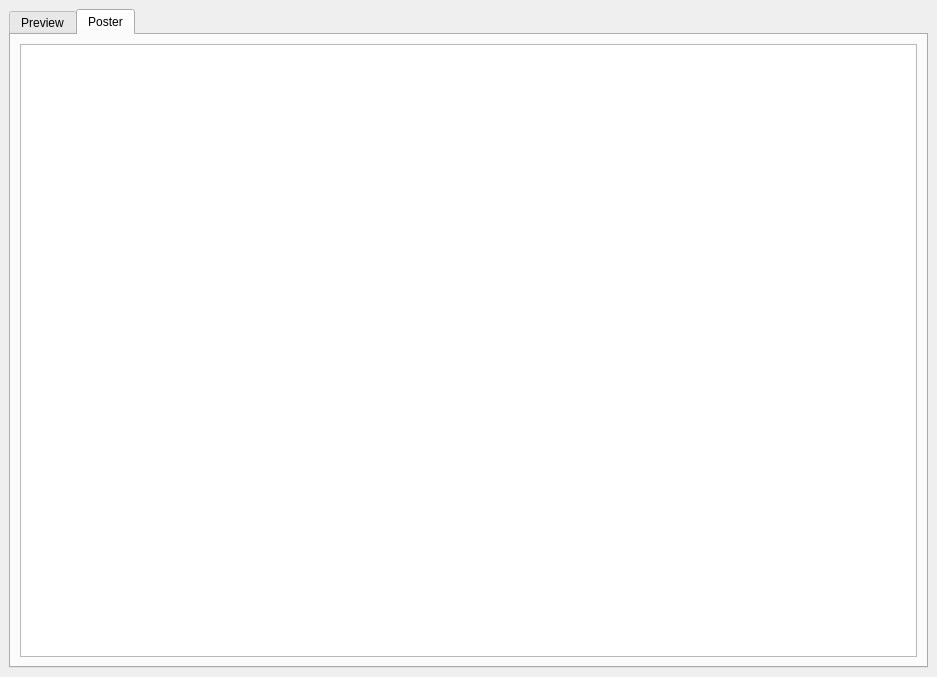
Old version of the form src/panelview.ui in the repository app211/jaqet.
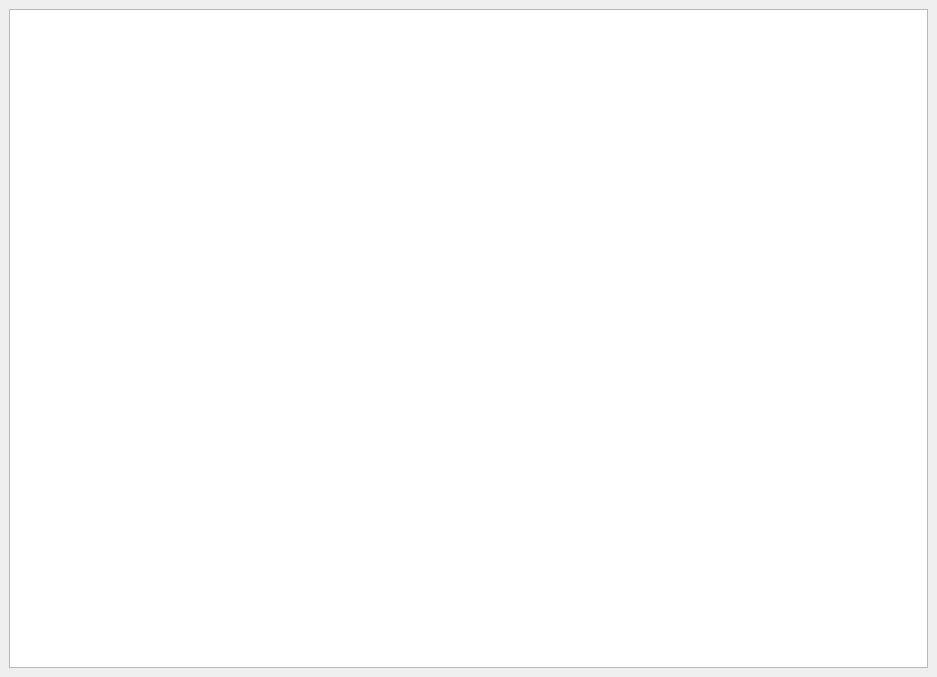
New version of the form. The open tabs and pages were chosen to show the change. Icons and pictures are not drawn. Custom widgets are drawn as their Qt base class.

The edit to the form file:
```diff
--- a/src/panelview.ui
+++ b/src/panelview.ui
@@ -1601,31 +1601,7 @@
      <widget class="QWidget" name="page_3">
       <layout class="QVBoxLayout" name="verticalLayout">
        <item>
-        <widget class="QTabWidget" name="tabWidget_2">
-         <property name="currentIndex">
-          <number>1</number>
-         </property>
-         <widget class="QWidget" name="tab_4">
-          <attribute name="title">
-           <string>Preview</string>
-          </attribute>
-          <layout class="QVBoxLayout" name="verticalLayout_26">
-           <item>
-            <widget class="QGraphicsView" name="graphicsViewBingo"/>
-           </item>
-          </layout>
-         </widget>
-         <widget class="QWidget" name="tab_5">
-          <attribute name="title">
-           <string>Poster</string>
-          </attribute>
-          <layout class="QVBoxLayout" name="verticalLayout_27">
-           <item>
-            <widget class="QGraphicsView" name="graphicsViewPosterBingo"/>
-           </item>
-          </layout>
-         </widget>
-        </widget>
+        <widget class="QGraphicsView" name="graphicsViewBingo"/>
        </item>
       </layout>
      </widget>
```
Left out of the diff: 2 changed lines with no effect on the pictures.
